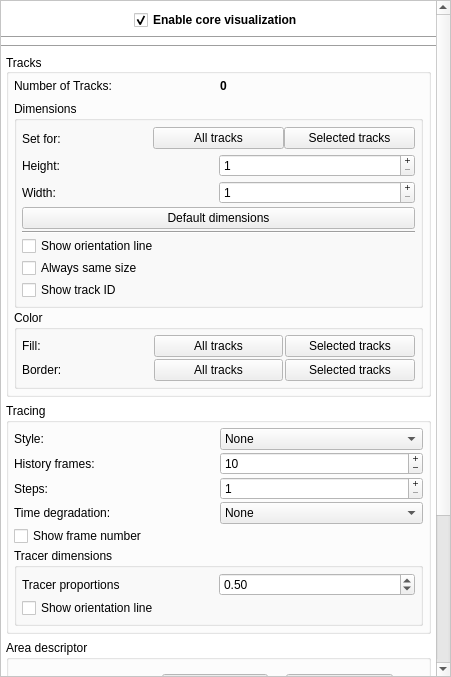
Old version of the form BioTracker/CoreApp/BioTracker/View/CoreParameterView.ui in the repository BioroboticsLab/biotracker_core.
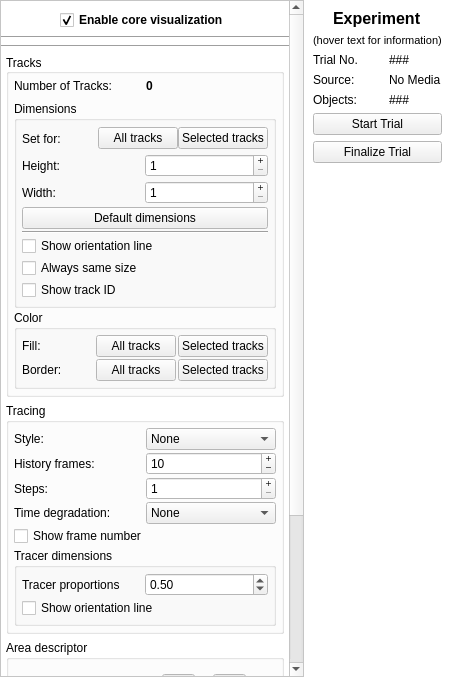
New version of the form.

What changed in the file:
```diff
--- a/BioTracker/CoreApp/BioTracker/View/CoreParameterView.ui
+++ b/BioTracker/CoreApp/BioTracker/View/CoreParameterView.ui
@@ -152,8 +152,8 @@
         <property name="geometry">
          <rect>
           <x>0</x>
-          <y>-204</y>
-          <width>433</width>
+          <y>0</y>
+          <width>317</width>
           <height>877</height>
          </rect>
         </property>
@@ -1196,6 +1196,238 @@
        </widget>
       </widget>
      </item>
+     <item>
+      <widget class="QWidget" name="experimentWidget" native="true">
+       <layout class="QVBoxLayout" name="verticalLayout_4">
+        <item>
+         <layout class="QHBoxLayout" name="horizontalLayout_5">
+          <item alignment="Qt::AlignHCenter|Qt::AlignTop">
+           <widget class="QLabel" name="label_2">
+            <property name="font">
+             <font>
+              <pointsize>12</pointsize>
+              <weight>75</weight>
+              <bold>true</bold>
+             </font>
+            </property>
+            <property name="text">
+             <string>Experiment</string>
+            </property>
+           </widget>
+          </item>
+         </layout>
+        </item>
+        <item>
+         <layout class="QHBoxLayout" name="horizontalLayout_333">
+          <item alignment="Qt::AlignHCenter|Qt::AlignTop">
+           <widget class="QLabel" name="label_4">
+            <property name="font">
+             <font>
+              <pointsize>8</pointsize>
+             </font>
+            </property>
+            <property name="text">
+             <string>(hover text for information)</string>
+            </property>
+           </widget>
+          </item>
+         </layout>
+        </item>
+        <item>
+         <layout class="QHBoxLayout" name="horizontalLayout_6">
+          <item alignment="Qt::AlignLeft">
+           <widget class="QLabel" name="label_3">
+            <property name="sizePolicy">
+             <sizepolicy hsizetype="Fixed" vsizetype="Preferred">
+              <horstretch>0</horstretch>
+              <verstretch>0</verstretch>
+             </sizepolicy>
+            </property>
+            <property name="minimumSize">
+             <size>
+              <width>70</width>
+              <height>0</height>
+             </size>
+            </property>
+            <property name="maximumSize">
+             <size>
+              <width>50</width>
+              <height>16777215</height>
+             </size>
+            </property>
+            <property name="toolTip">
+             <string>The trajectory number under which data (tracks, videos, ...) will be saved. 
+Increments automatically after finalizing. 
+Resets when removing the tracks from the &quot;Tracks&quot; folder.</string>
+            </property>
+            <property name="text">
+             <string>Trial No. </string>
+            </property>
+           </widget>
+          </item>
+          <item>
+           <widget class="QLabel" name="label_ExpTrialNo">
+            <property name="sizePolicy">
+             <sizepolicy hsizetype="Expanding" vsizetype="Preferred">
+              <horstretch>0</horstretch>
+              <verstretch>0</verstretch>
+             </sizepolicy>
+            </property>
+            <property name="toolTip">
+             <string>The trajectory number under which data (tracks, videos, ...) will be saved. 
+Increments automatically after finalizing. 
+Resets when removing the tracks from the &quot;Tracks&quot; folder.</string>
+            </property>
+            <property name="text">
+             <string>###</string>
+            </property>
+           </widget>
+          </item>
+         </layout>
+        </item>
+        <item>
+         <layout class="QHBoxLayout" name="horizontalLayout_7">
+          <item alignment="Qt::AlignLeft">
+           <widget class="QLabel" name="label_ExpSrc">
+            <property name="sizePolicy">
+             <sizepolicy hsizetype="Fixed" vsizetype="Preferred">
+              <horstretch>0</horstretch>
+              <verstretch>0</verstretch>
+             </sizepolicy>
+            </property>
+            <property name="minimumSize">
+             <size>
+              <width>70</width>
+              <height>0</height>
+             </size>
+            </property>
+            <property name="maximumSize">
+             <size>
+              <width>50</width>
+              <height>16777215</height>
+             </size>
+            </property>
+            <property name="toolTip">
+             <string>Source of the video data. 
+Select a source in the &quot;File&quot; menu.</string>
+            </property>
+            <property name="text">
+             <string>Source:</string>
+            </property>
+           </widget>
+          </item>
+          <item>
+           <widget class="QLabel" name="label_ExpSrcCnt">
+            <property name="sizePolicy">
+             <sizepolicy hsizetype="Expanding" vsizetype="Preferred">
+              <horstretch>0</horstretch>
+              <verstretch>0</verstretch>
+             </sizepolicy>
+            </property>
+            <property name="toolTip">
+             <string>Source of the video data. 
+Select a source in the &quot;File&quot; menu.</string>
+            </property>
+            <property name="text">
+             <string>No Media</string>
+            </property>
+           </widget>
+          </item>
+         </layout>
+        </item>
+        <item>
+         <layout class="QHBoxLayout" name="horizontalLayout_8">
+          <item alignment="Qt::AlignLeft">
+           <widget class="QLabel" name="label_ExpObj">
+            <property name="minimumSize">
+             <size>
+              <width>70</width>
+              <height>0</height>
+             </size>
+            </property>
+            <property name="maximumSize">
+             <size>
+              <width>50</width>
+              <height>16777215</height>
+             </size>
+            </property>
+            <property name="toolTip">
+             <string>Number of objects being tracked in a video. 
+You can add some by right-clicking the video (if loaded).</string>
+            </property>
+            <property name="text">
+             <string>Objects:</string>
+            </property>
+           </widget>
+          </item>
+          <item>
+           <widget class="QLabel" name="label_ExpObjCnt">
+            <property name="sizePolicy">
+             <sizepolicy hsizetype="Expanding" vsizetype="Preferred">
+              <horstretch>0</horstretch>
+              <verstretch>0</verstretch>
+             </sizepolicy>
+            </property>
+            <property name="toolTip">
+             <string>Number of objects being tracked in a video. 
+You can add some by right-clicking the video (if loaded).</string>
+            </property>
+            <property name="text">
+             <string>###</string>
+            </property>
+           </widget>
+          </item>
+         </layout>
+        </item>
+        <item>
+         <layout class="QHBoxLayout" name="horizontalLayout_9">
+          <item>
+           <widget class="QPushButton" name="pushButton_startExp">
+            <property name="toolTip">
+             <string>Starts tracking the video or stop tracking respectively. 
+If results are questionable, mediate the selection of tracker 
+(drop down menu at the top) and the tracker parameters (&quot;Tracker&quot; tab)</string>
+            </property>
+            <property name="text">
+             <string>Start Trial</string>
+            </property>
+           </widget>
+          </item>
+         </layout>
+        </item>
+        <item>
+         <layout class="QHBoxLayout" name="horizontalLayout_10">
+          <item>
+           <widget class="QPushButton" name="pushButton_finalizeExp">
+            <property name="toolTip">
+             <string>Finalizes the current trial.
+ Clicking this will not only stop the trial, 
+but also write back the 
+data to the &quot;Tracks&quot; directory and increment the trial count. </string>
+            </property>
+            <property name="text">
+             <string>Finalize Trial</string>
+            </property>
+           </widget>
+          </item>
+         </layout>
+        </item>
+        <item>
+         <spacer name="verticalSpacer_2">
+          <property name="orientation">
+           <enum>Qt::Vertical</enum>
+          </property>
+          <property name="sizeHint" stdset="0">
+           <size>
+            <width>20</width>
+            <height>40</height>
+           </size>
+          </property>
+         </spacer>
+        </item>
+       </layout>
+      </widget>
+     </item>
     </layout>
    </item>
   </layout>
```
